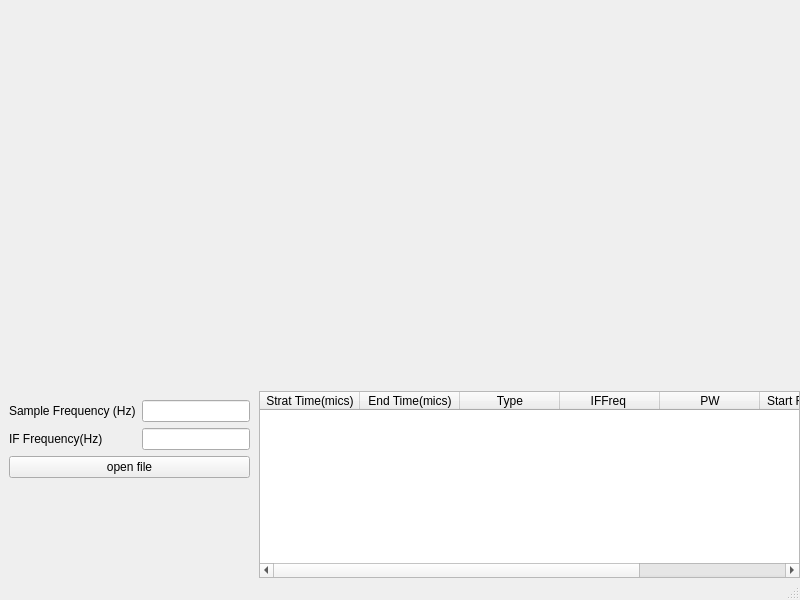
Old version of the form visualization/GUI/signal/signalui.ui in the repository sepehrgh98/PyCoolEdit.
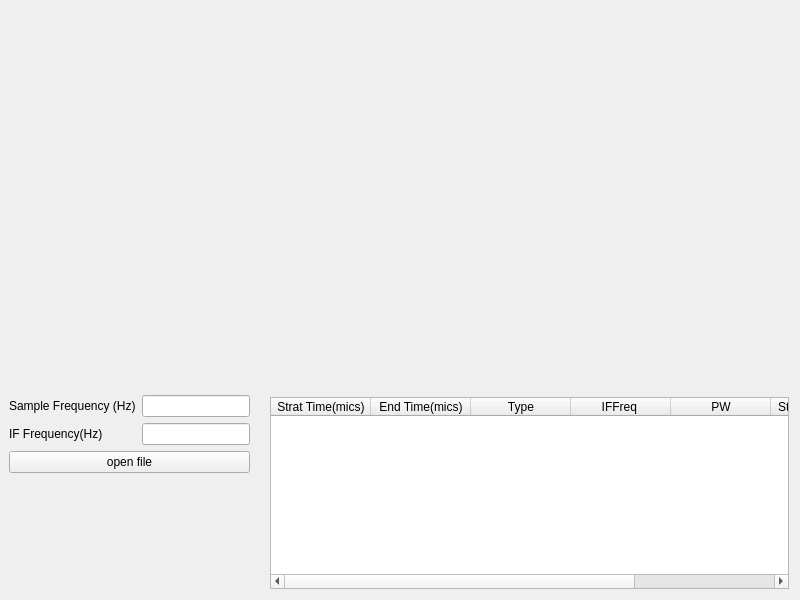
New version of the form.

```diff
--- a/visualization/GUI/signal/signalui.ui
+++ b/visualization/GUI/signal/signalui.ui
@@ -14,7 +14,7 @@
    <string>MainWindow</string>
   </property>
   <widget class="QWidget" name="centralwidget">
-   <layout class="QVBoxLayout" name="verticalLayout" stretch="0,2,1">
+   <layout class="QVBoxLayout" name="verticalLayout" stretch="1,0">
     <property name="spacing">
      <number>0</number>
     </property>
@@ -98,16 +98,16 @@
            <number>0</number>
           </property>
           <property name="leftMargin">
-           <number>0</number>
+           <number>11</number>
           </property>
           <property name="topMargin">
-           <number>0</number>
+           <number>11</number>
           </property>
           <property name="rightMargin">
-           <number>0</number>
+           <number>11</number>
           </property>
           <property name="bottomMargin">
-           <number>0</number>
+           <number>11</number>
           </property>
           <item>
            <widget class="QTableWidget" name="tableWidget">
@@ -156,17 +156,6 @@
     </item>
    </layout>
   </widget>
-  <widget class="QMenuBar" name="menubar">
-   <property name="geometry">
-    <rect>
-     <x>0</x>
-     <y>0</y>
-     <width>800</width>
-     <height>26</height>
-    </rect>
-   </property>
-  </widget>
-  <widget class="QStatusBar" name="statusbar"/>
  </widget>
  <resources/>
  <connections/>
```
Left out of the diff: 5 changed lines with no effect on the pictures.
